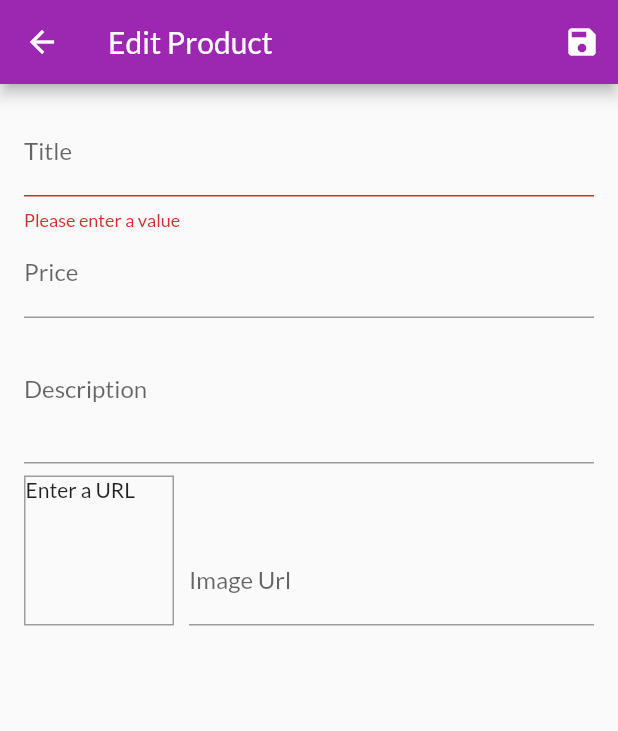
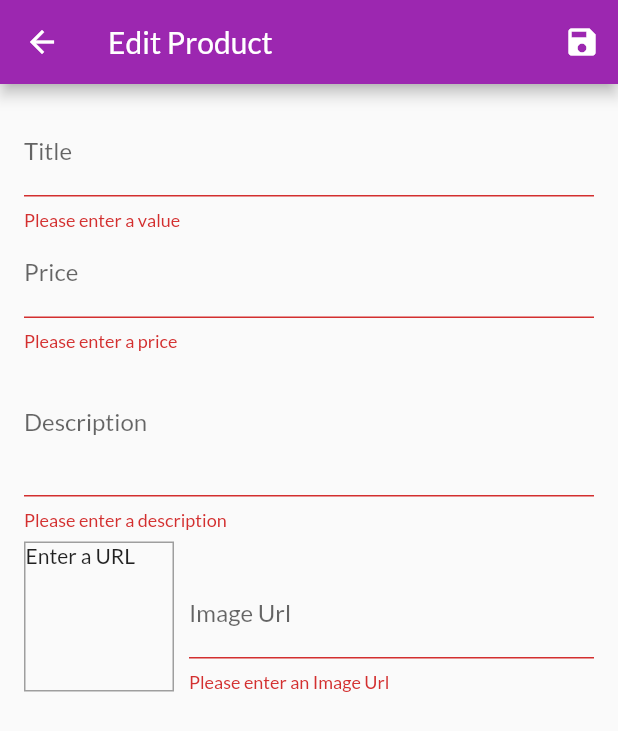
Before and after one commit to PatrickChow0803/Flutter-Shop, a Flutter app: the EditProductScreen screen opened by its route, after a tap on the "save" icon, on a phone screen of 412 x 824 dp. Shown: the top 731 px of the screen. Run offline on Flutter 3.47's test engine with Material 2 defaults, Android fonts, the phone set to English and light mode, and no system bars; network calls fail.

Commit message:
Added validation for all of the TextFormFields

```diff
--- a/lib/screens/edit_product_screen.dart
+++ b/lib/screens/edit_product_screen.dart
@@ -126,6 +126,19 @@ class _EditProductScreenState extends State<EditProductScreen> {
                 onFieldSubmitted: (value) {
                   FocusScope.of(context).requestFocus(_descriptionFocusNode);
                 },
+
+                // The value that is passed back is a string type.
+                validator: (value) {
+                  if (value.isEmpty) return 'Please enter a price';
+
+                  // Try to parse the value. If it isn't parsable, there's an error
+                  if (double.tryParse(value) == null) return 'Please enter a valid number';
+
+                  if (double.parse(value) <= 0) return 'Please enter a number greater than zero.';
+
+                  return null;
+                },
+
                 // Creating a new Product each time onSaved is called since all the variables of a product are final
                 onSaved: (value) {
                   _editedProduct = Product(
@@ -142,6 +155,14 @@ class _EditProductScreenState extends State<EditProductScreen> {
                 maxLines: 3,
                 focusNode: _descriptionFocusNode,
                 keyboardType: TextInputType.multiline,
+
+                validator: (value) {
+                  if (value.isEmpty) return 'Please enter a description';
+
+                  if (value.length < 10) return 'Description should be at least 10 characters long';
+
+                  return null;
+                },
 
                 // Creating a new Product each time onSaved is called since all the variables of a product are final
                 onSaved: (value) {
@@ -184,6 +205,19 @@ class _EditProductScreenState extends State<EditProductScreen> {
                       // That's why textInputAction: is set to TextInputAction.done
                       controller: _imageUrlController,
                       focusNode: _imageUrlFocusNode,
+
+                      validator: (value) {
+                        if (value.isEmpty) return 'Please enter an Image Url';
+
+                        if (!value.startsWith('http') && !value.startsWith('https'))
+                          return 'Please enter a valid Url';
+
+                        if (!value.endsWith('png') &&
+                            !value.endsWith('jpg') &&
+                            !value.endsWith('jpeg')) return 'Please enter a valid image Url';
+
+                        return null;
+                      },
                       // Creating a new Product each time onSaved is called since all the variables of a product are final
                       onSaved: (value) {
                         _editedProduct = Product(
```
